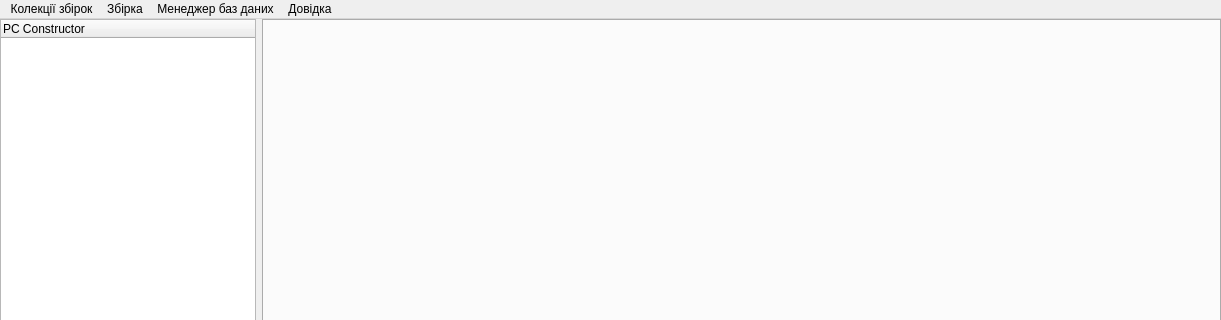
The window that src/pc_constructor.ui (doliinyk/PC-Constructor) describes before a commit, drawn with Qt 5; both pictures show x 0 to 1221 and y 0 to 320 of the 1221 by 632 pixel window.
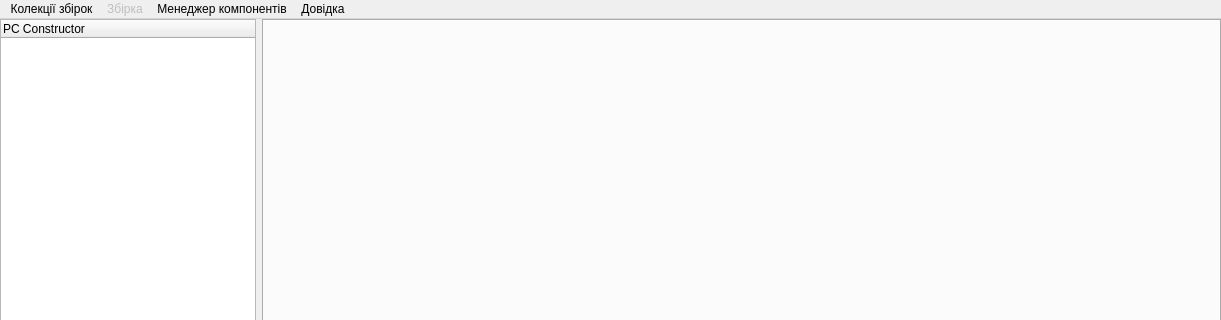
The same window after the commit. Icons and pictures are not drawn.

What changed in the file:
```diff
--- a/src/pc_constructor.ui
+++ b/src/pc_constructor.ui
@@ -76,6 +76,9 @@
     </rect>
    </property>
    <widget class="QMenu" name="menuBuilds">
+    <property name="enabled">
+     <bool>false</bool>
+    </property>
     <property name="title">
      <string>Збірка</string>
     </property>
@@ -99,7 +102,7 @@
    </widget>
    <widget class="QMenu" name="menuDBManager">
     <property name="title">
-     <string>Менеджер баз даних</string>
+     <string>Менеджер компонентів</string>
     </property>
     <addaction name="actionOpenDBManagerWindow"/>
    </widget>
```
Left out of the diff: 47 changed lines with no effect on the pictures.
